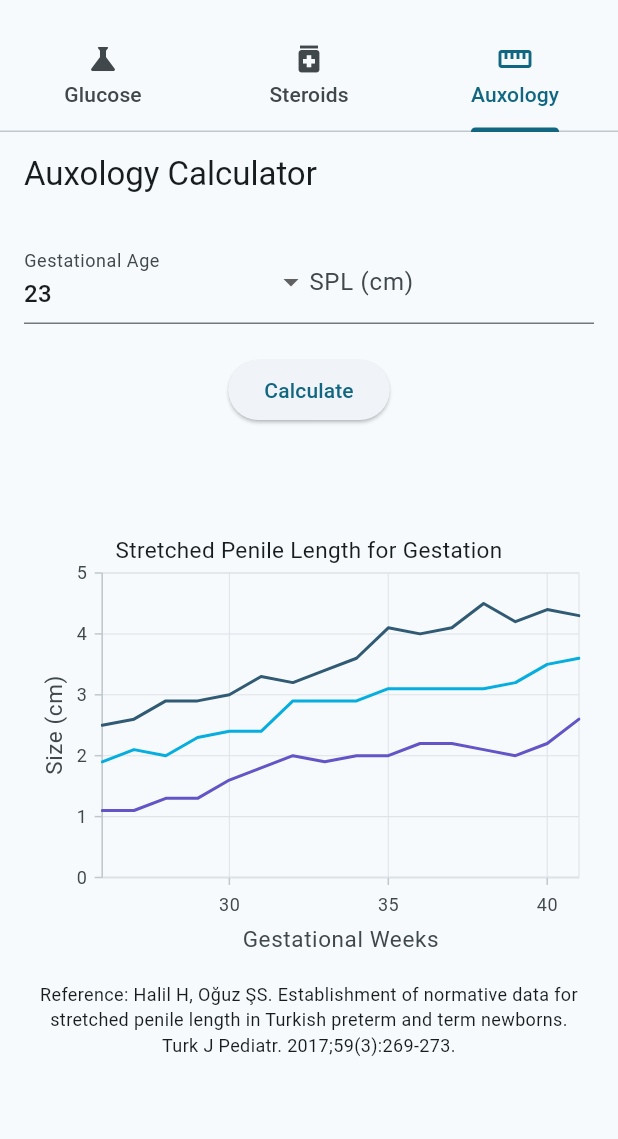
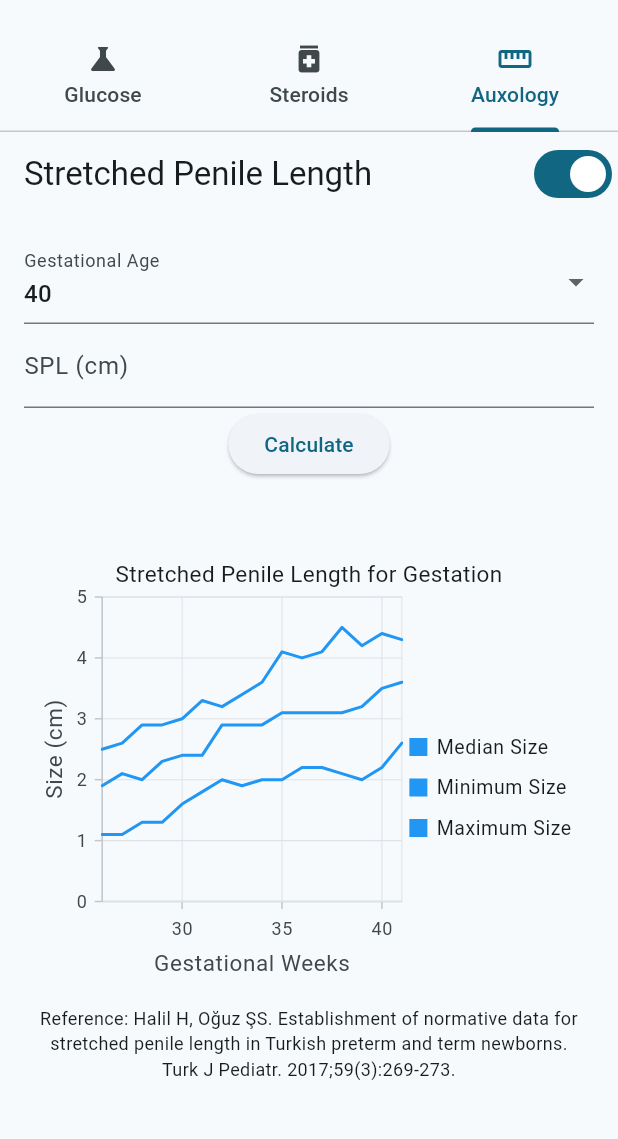
Before and after one commit to eatyourpeas/endocrinologist, a Flutter app: the screen it shows after launch, tab 3 chosen, on a phone screen of 412 x 824 dp, the part 63-1202 px from its top. Run offline on Flutter 3.47's test engine with Material 3 defaults, Android fonts, the phone set to English and light mode, and no system bars; our stand-ins replace syncfusion_flutter_charts; missing offline and left inert: normal.

Commit message:
clitoral width/length added

```diff
--- a/lib/pages/auxology.dart
+++ b/lib/pages/auxology.dart
@@ -1,3 +1,4 @@
+import 'package:endocrinologist/pages/cllchart.dart';
 import 'package:endocrinologist/pages/splchart.dart';
 import 'package:flutter/material.dart';
 import '../calculations/spltermpretermnormativevalues.dart';
@@ -11,17 +12,31 @@ class AuxologyPage extends StatefulWidget {
 }
 
 class _AuxologyPageState extends State<AuxologyPage> {
+  final _cllController = TextEditingController();
+  final _cwlController = TextEditingController();
   final _splController = TextEditingController();
-  final List<int> gestationWeeks = List.generate(19, (index) => index + 23);
-  int selectedGestationWeek = 23; // Initial value
+  final List<int> gestationWeeks = List.generate(19, (index) => 41-index);
+  int selectedGestationWeek = 40; // Initial value
   String _sdsString = '';
   String _centileString = '';
   double spl = 0;
+  double cll = 0;
+  double cwl = 0;
   bool showScatterPoint=false;
+  bool showSPL = true;
+  bool showCLL = true;
 
   void _calculateResult() {
     // Replace with your actual calculation logic
+    if (showSPL){
       spl = double.tryParse(_splController.text) ?? 0;
+    } else {
+      if (showCLL){
+        cll = double.tryParse(_cllController.text) ?? 0;
+      } else {
+        cwl = double.tryParse(_cwlController.text) ?? 0;
+      }
+    }
     double sds;
     double centile;
     (sds, centile) = FetalSPLData.calculateSDSAndCentile(selectedGestationWeek, spl);
@@ -37,16 +52,26 @@ class _AuxologyPageState extends State<AuxologyPage> {
   Widget build(BuildContext context) {
     return Scaffold(
       appBar: AppBar(
-        title: const Text('Auxology Calculator'),
+        title: Text(showSPL ? 'Stretched Penile Length' : 'Clitoral Length/Width'),
+        actions: [
+          Switch(
+            value: showSPL,
+            onChanged: (value) {
+              setState(() {
+                showSPL = value;
+              });
+            },
           ),
-      body: Padding(
+        ],
+      ),
+      body:SingleChildScrollView(
+        scrollDirection: Axis.vertical,
+        child: Padding(
           padding: const EdgeInsets.all(16.0),
           child: Column(
             children: [
-            Row(
-              children: [
-                Expanded(
-                    child: DropdownButtonFormField(
+
+                    DropdownButtonFormField(
                         decoration: InputDecoration(
                             labelText: "Gestational Age"
                         ),
@@ -63,46 +88,94 @@ class _AuxologyPageState extends State<AuxologyPage> {
                         },
                         value: selectedGestationWeek, // Initialize with a default value
                       ),
-                ),
-                Expanded(child:
+
+                    ...[
+                      if (showSPL)
                         TextField(
                               controller: _splController,
                               keyboardType: TextInputType.number,
                               decoration: const InputDecoration(
                                 labelText: 'SPL (cm)',
                               ),
-                ),
                             )
-
+                      else
+                        Column(
+                                children:[
+                                  TextField(
+                                      controller: _cllController,
+                                      keyboardType: TextInputType.number,
+                                      decoration: const InputDecoration(
+                                        labelText: 'Clitoral Length (cm)',
+                                      )),
+                                  TextField(
+                                      controller: _cwlController,
+                                      keyboardType: TextInputType.number,
+                                      decoration: const InputDecoration(
+                                        labelText: 'Clitoral Width (cm)',
+                                      ))
+                                ]
+                            )
                     ],
-            ),
-
-            const SizedBox(height: 20),
               ElevatedButton(
                 onPressed: _calculateResult,
                 child: const Text('Calculate'),
               ),
-            const SizedBox(height: 20),
               Column(
                 children: [
                   Text(_sdsString),
                   Text(_centileString),
+                  if (!showSPL)
+                    Row(
+                      mainAxisAlignment: MainAxisAlignment.spaceBetween,
+                      children: [
+                        Expanded(
+                          child: Text(showCLL ? 'Clitoral Length' : 'Clitoral Width'),
+                        ),
+                        Expanded(child: Switch(
+                          value: showCLL,
+                          onChanged: (value) {
+                            setState(() {
+                              showCLL = value;
+                            });
+                          },
+                        ),)
                       ],
                     ),
+                  ...[
+                    if (showSPL)
                       FetalSPLChart(
                         selectedGestationWeek: selectedGestationWeek,
                         spl: spl,
                         showScatterPoint: showScatterPoint,
                       )
+                    else
+                      if (showCLL)
+                        FetalCLLChart(
+                            selectedGestationWeek: selectedGestationWeek,
+                            cll: cll,
+                            showScatterPoint: showScatterPoint,
+                            isWidth: showCLL
+                        )
+                      else
+                        FetalCLLChart(
+                            selectedGestationWeek: selectedGestationWeek,
+                            cll: cll,
+                            showScatterPoint: showScatterPoint,
+                            isWidth: showCLL
+                        ),
+                  ],
+                ],
+              ),
             ],
           ),
         ),
+      )
     );
   }
 
   @override
   void dispose() {
-    _splController.dispose();
+    _cllController.dispose();
     super.dispose();
   }
 }
--- a/lib/pages/splchart.dart
+++ b/lib/pages/splchart.dart
@@ -28,23 +28,30 @@ class _FetalSPLChartState extends State<FetalSPLChart>{
       children: [SfCartesianChart(
         primaryXAxis: NumericAxis(title: AxisTitle(text: 'Gestational Weeks')),
         primaryYAxis: NumericAxis(title: AxisTitle(text: 'Size (cm)')),
+        legend: Legend(
+            isVisible: true,
+            isResponsive: true
+        ),
         series: <ChartSeries>[
           LineSeries<FetalSPLData, int>(
             dataSource: FetalSPLData.dataList,
             xValueMapper: (FetalSPLData data, _) => data.gestationalWeeks,
             yValueMapper: (FetalSPLData data, _) => data.medianSize,
+            color: Colors.blue,
             name: 'Median Size',
           ),
           LineSeries<FetalSPLData, int>(
             dataSource: FetalSPLData.dataList,
             xValueMapper: (FetalSPLData data, _) => data.gestationalWeeks,
             yValueMapper: (FetalSPLData data, _) => data.minimumSize,
+            color: Colors.blue,
             name: 'Minimum Size',
           ),
           LineSeries<FetalSPLData, int>(
             dataSource: FetalSPLData.dataList,
             xValueMapper: (FetalSPLData data, _) => data.gestationalWeeks,
             yValueMapper: (FetalSPLData data, _) => data.maximumSize,
+            color: Colors.blue,
             name: 'Maximum Size',
           ),
           if (widget.showScatterPoint)
@@ -58,7 +65,7 @@ class _FetalSPLChartState extends State<FetalSPLChart>{
                 width: 10,
                 shape: DataMarkerType.circle,
                 borderWidth: 2,
-                borderColor: Colors.red, // Customize color as needed
+                borderColor: Colors.orange, // Customize color as needed
               ),
             ),
         ],
```
Also changed, not shown: lib/calculations/cllpretermnormativevalues.dart (added, +94 -0 lines), lib/pages/cllchart.dart (added, +94 -0 lines). Lines whose indentation alone changed are shown as unchanged.
